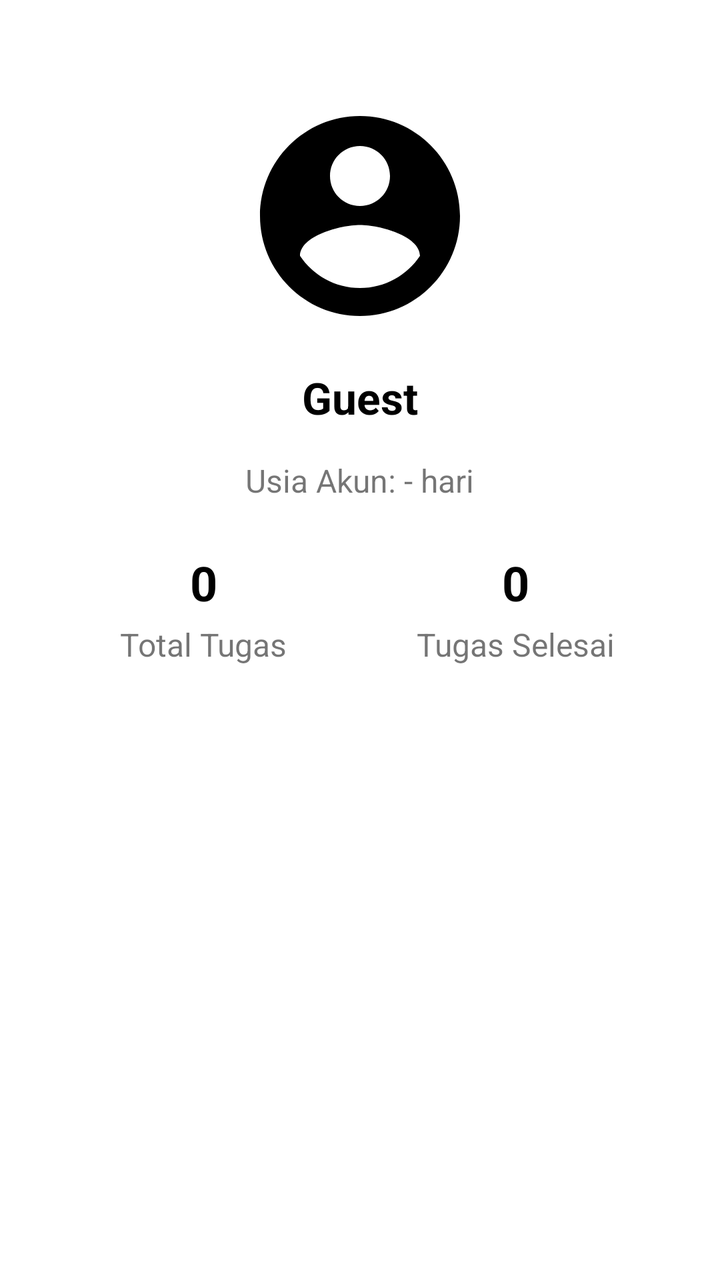
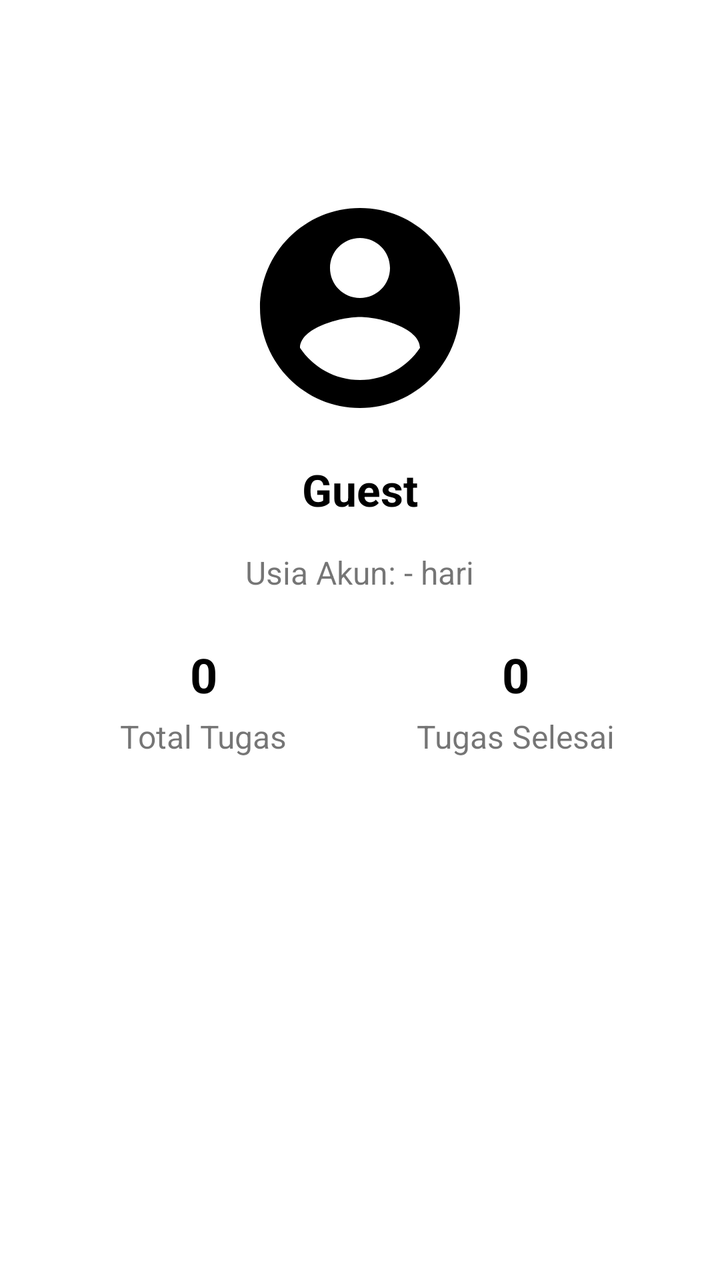

The first picture is an Android layout as it rendered before a commit; the second is the same layout after the commit. The layout source and the unified diff follow.
<!-- AndroidManifest.xml: application theme Theme.ProjectMAPGroup7 -->
<!-- res/layout/fragment_account.xml -->
<?xml version="1.0" encoding="utf-8"?>
<ScrollView xmlns:android="http://schemas.android.com/apk/res/android"
    xmlns:tools="http://schemas.android.com/tools"
    android:layout_width="match_parent"
    android:layout_height="match_parent"
    android:padding="24dp"
    android:background="#FFFFFF"
    tools:context=".ui.account.AccountFragment">

    <LinearLayout
        android:layout_width="match_parent"
        android:layout_height="wrap_content"
        android:orientation="vertical"
        android:gravity="center_horizontal">

        
        <ImageView
            android:id="@+id/imageProfile"
            android:layout_width="120dp"
            android:layout_height="120dp"
            android:layout_marginTop="24dp"
            android:layout_marginBottom="16dp"
            android:src="@drawable/ic_account_"
            android:scaleType="centerCrop"
            android:background="@drawable/circle_background" />

        
        <TextView
            android:id="@+id/tvUsername"
            android:layout_width="wrap_content"
            android:layout_height="wrap_content"
            android:text="Guest"
            android:textSize="22sp"
            android:textStyle="bold"
            android:textColor="#000000"
            android:layout_marginBottom="16dp" />

        
        <TextView
            android:id="@+id/tvAccountAge"
            android:layout_width="wrap_content"
            android:layout_height="wrap_content"
            android:text="Usia Akun: - hari"
            android:textSize="16sp"
            android:layout_marginBottom="24dp" />

        
        <LinearLayout
            android:layout_width="match_parent"
            android:layout_height="wrap_content"
            android:orientation="horizontal"
            android:gravity="center"
            android:weightSum="2">

            <LinearLayout
                android:layout_width="0dp"
                android:layout_weight="1"
                android:layout_height="wrap_content"
                android:orientation="vertical"
                android:gravity="center">

                <TextView
                    android:id="@+id/tvTotalTasks"
                    android:text="0"
                    android:textSize="24sp"
                    android:textStyle="bold"
                    android:textColor="#000000"
                    android:layout_marginBottom="4dp"
                    android:layout_height="wrap_content"
                    android:layout_width="wrap_content" />

                <TextView
                    android:text="Total Tugas"
                    android:textSize="16sp"
                    android:layout_height="wrap_content"
                    android:layout_width="wrap_content"/>
            </LinearLayout>

            <LinearLayout
                android:layout_width="0dp"
                android:layout_weight="1"
                android:layout_height="wrap_content"
                android:orientation="vertical"
                android:gravity="center">

                <TextView
                    android:id="@+id/tvCompletedTasks"
                    android:text="0"
                    android:textSize="24sp"
                    android:textStyle="bold"
                    android:textColor="#000000"
                    android:layout_marginBottom="4dp"
                    android:layout_height="wrap_content"
                    android:layout_width="wrap_content" />

                <TextView
                    android:text="Tugas Selesai"
                    android:textSize="16sp"
                    android:layout_height="wrap_content"
                    android:layout_width="wrap_content" />
            </LinearLayout>
        </LinearLayout>

    </LinearLayout>
</ScrollView>
<!-- resources referenced by this layout -->
<resources>
  <!-- drawable circle_background (drawable) -->
  <shape xmlns:android="http://schemas.android.com/apk/res/android"
      android:shape="oval">
      <solid android:color="#FFFFFF" />
      <size android:width="100dp" android:height="100dp" />
  </shape>
  <!-- drawable ic_account_ (drawable) -->
  <vector xmlns:android="http://schemas.android.com/apk/res/android" android:height="24dp" android:tint="#000000" android:viewportHeight="24" android:viewportWidth="24" android:width="24dp">
        
      <path android:fillColor="@android:color/white" android:pathData="M12,2C6.48,2 2,6.48 2,12s4.48,10 10,10 10,-4.48 10,-10S17.52,2 12,2zM12,5c1.66,0 3,1.34 3,3s-1.34,3 -3,3 -3,-1.34 -3,-3 1.34,-3 3,-3zM12,19.2c-2.5,0 -4.71,-1.28 -6,-3.22 0.03,-1.99 4,-3.08 6,-3.08 1.99,0 5.97,1.09 6,3.08 -1.29,1.94 -3.5,3.22 -6,3.22z"/>
      
  </vector>
  <style name="Theme.ProjectMAPGroup7" parent="Theme.MaterialComponents.DayNight.DarkActionBar">
          
          <item name="colorPrimary">@color/blue</item>
          <item name="colorPrimaryVariant">@color/purple_700</item>
          <item name="colorOnPrimary">@color/white</item>
          
          <item name="colorSecondary">@color/teal_200</item>
          <item name="colorSecondaryVariant">@color/teal_700</item>
          <item name="colorOnSecondary">@color/black</item>
          
          <item name="android:statusBarColor">?attr/colorPrimaryVariant</item>
          
      </style>
  <color name="blue">#1E88E5</color>
  <color name="purple_700">#FF3700B3</color>
  <color name="white">#FFFFFFFF</color>
  <color name="teal_200">#FF03DAC5</color>
  <color name="teal_700">#FF018786</color>
  <color name="black">#FF000000</color>
</resources>

<!-- the commit's change to res/layout/fragment_account.xml (unified diff, before → after) -->
@@ -18,7 +18,7 @@
             android:id="@+id/imageProfile"
             android:layout_width="120dp"
             android:layout_height="120dp"
-            android:layout_marginTop="24dp"
+            android:layout_marginTop="70dp"
             android:layout_marginBottom="16dp"
             android:src="@drawable/ic_account_"
             android:scaleType="centerCrop"
